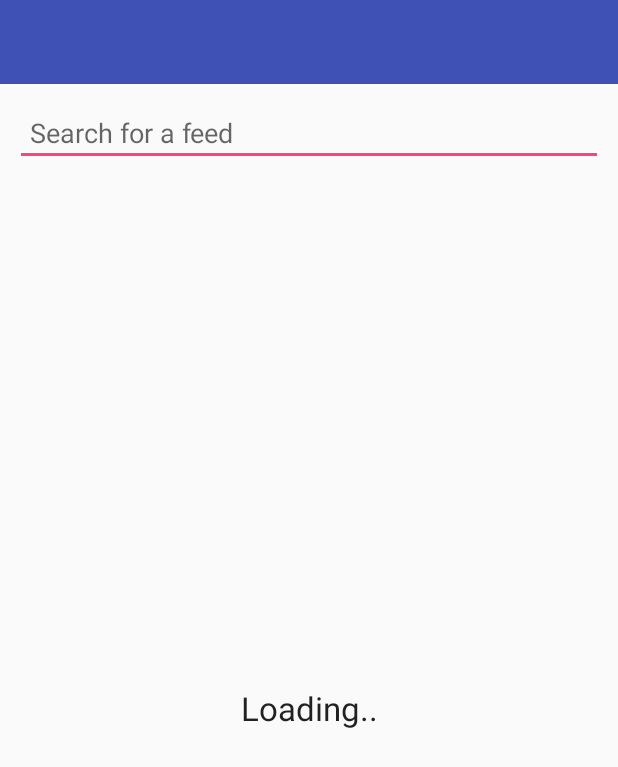
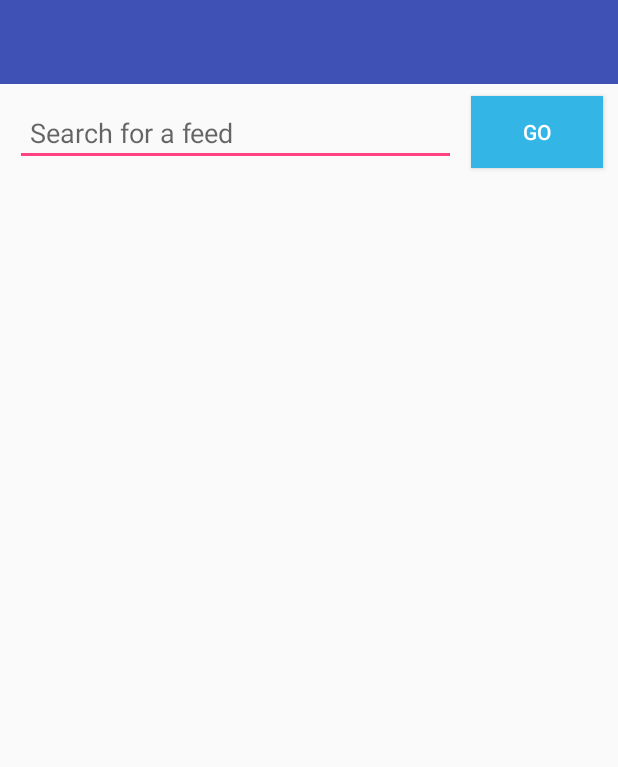
Before and after one commit to anudr01d/Varte, an Android app: the layout activity_search_feeds.xml on its own in the app's theme, with its tools: preview values and no code run, on a phone screen of 412 x 824 dp. Shown: the top 767 px of the screen. Run offline under Robolectric (Android 15) with nearby library versions, the phone set to English and light mode, and no system bars.

Commit message:
Search for an rss feed based on URL

```diff
--- a/Android/app/src/main/AndroidManifest.xml
+++ b/Android/app/src/main/AndroidManifest.xml
@@ -16,12 +16,16 @@
             android:name=".Views.Feeds"
             android:label="@string/app_name"
             android:theme="@style/AppTheme.NoActionBar">
+        </activity>
+        <activity android:name=".Views.SearchFeed"
+            android:label="Search Feed"
+            android:theme="@style/AppTheme.NoActionBar">
             <intent-filter>
                 <action android:name="android.intent.action.MAIN" />
-
                 <category android:name="android.intent.category.LAUNCHER" />
             </intent-filter>
         </activity>
+
         <activity
             android:name=".Views.NewsDetail"
             android:label="@string/app_name"
--- a/Android/app/src/main/java/app/anudroid/com/varte/RAL/ApiInterface.java
+++ b/Android/app/src/main/java/app/anudroid/com/varte/RAL/ApiInterface.java
@@ -13,7 +13,7 @@ public interface ApiInterface {
     Observable<Feeds> feedList(@Query("q") String feedUrl, @Query("format") String feedFormat);
 
     @GET("/v1/public/yql/psychemedia/feedautodetect")
-    Observable<app.anudroid.com.varte.RAL.RALModels.Query> getFeedLink(@Query("url") String siteUrl, @Query("format") String feedFormat);
+    Observable<app.anudroid.com.varte.RAL.RALModels.Feeds> getFeedLink(@Query("url") String siteUrl, @Query("format") String feedFormat);
 }
 
 //http://query.yahooapis.com/v1/public/yql/psychemedia/feedautodetect?url=www.2dopeboyz.com&format=json
--- a/Android/app/src/main/java/app/anudroid/com/varte/Views/Feeds.java
+++ b/Android/app/src/main/java/app/anudroid/com/varte/Views/Feeds.java
@@ -47,7 +47,6 @@ public class Feeds extends AppCompatActivity {
         setContentView(R.layout.activity_feeds);
         Toolbar toolbar = (Toolbar) findViewById(R.id.toolbar);
         setSupportActionBar(toolbar);
-
         mListView = (ListView) findViewById(R.id.feed_list);
         txtProgress = (TextView) findViewById(R.id.txtprogress);
         lstfeed = new ArrayList<app.anudroid.com.varte.RAL.RALModels.Feeds>();
--- a/Android/app/src/main/res/layout/activity_search_feeds.xml
+++ b/Android/app/src/main/res/layout/activity_search_feeds.xml
@@ -14,23 +14,41 @@
         android:background="?attr/colorPrimary"
         app:popupTheme="@style/AppTheme.PopupOverlay" />
 
-    <EditText
-        android:id="@+id/edtSearchFeed"
+    <LinearLayout
         android:layout_width="match_parent"
         android:layout_height="wrap_content"
-        android:layout_margin="10dip"
-        android:hint="Search for a feed"
-        android:padding="10dip" />
+        android:gravity="center_vertical"
+        android:orientation="horizontal">
+
+        <EditText
+            android:id="@+id/edtSearchFeed"
+            android:layout_width="0dip"
+            android:layout_height="wrap_content"
+            android:layout_margin="10dip"
+            android:layout_weight="1"
+            android:hint="Search for a feed"
+            android:padding="10dip" />
+
+        <Button
+            android:id="@+id/btngo"
+            android:layout_width="wrap_content"
+            android:layout_height="wrap_content"
+            android:layout_marginRight="10dip"
+            android:background="@android:color/holo_blue_light"
+            android:text="Go"
+            android:textColor="#FFF" />
+    </LinearLayout>
 
     <TextView
+        android:id="@+id/txtprogress"
+        fontPath="fonts/OpenSans-Regular.ttf"
         android:layout_width="fill_parent"
         android:layout_height="fill_parent"
+        android:layout_gravity="center"
         android:gravity="center"
-        android:textAppearance="?android:attr/textAppearanceLarge"
+        android:visibility="gone"
         android:text="Loading.."
-        fontPath="fonts/OpenSans-Regular.ttf"
-        android:id="@+id/txtprogress"
-        android:layout_gravity="center" />
+        android:textAppearance="?android:attr/textAppearanceLarge" />
 
     <android.support.v7.widget.RecyclerView
         android:id="@+id/search_results"
```
Also changed, not shown: Android/app/build.gradle (+3 -4 lines), Android/app/src/main/java/app/anudroid/com/varte/Application/Varte.java (+25 -6 lines), Android/app/src/main/java/app/anudroid/com/varte/Bus/BusProvider.java (deleted, +0 -16 lines), Android/app/src/main/java/app/anudroid/com/varte/Bus/RxBus.java (added, +41 -0 lines), Android/app/src/main/java/app/anudroid/com/varte/RAL/ApiClient.java (+8 -1 lines), Android/app/src/main/java/app/anudroid/com/varte/RAL/ApiServiceImpl.java (+13 -5 lines), Android/app/src/main/java/app/anudroid/com/varte/Views/SearchFeed.java (+62 -22 lines), Android/app/src/main/res/layout/search_result.xml (+3 -4 lines), Android/app/src/main/java/app/anudroid/com/varte/RAL/RALModels/Query.java (line endings or trailing spaces).
